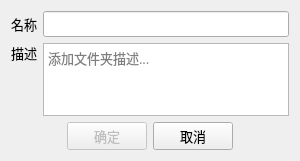
Qt form gui/dialognewfolder.ui (luckyPtr/BitmapStudio) before a commit.
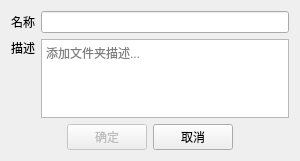
The same form after that commit.

```diff
--- a/gui/dialognewfolder.ui
+++ b/gui/dialognewfolder.ui
@@ -16,12 +16,6 @@
   <layout class="QGridLayout" name="gridLayout">
    <item row="0" column="0">
     <widget class="QLabel" name="label">
-     <property name="font">
-      <font>
-       <family>Microsoft YaHei</family>
-       <pointsize>10</pointsize>
-      </font>
-     </property>
      <property name="text">
       <string>名称</string>
      </property>
@@ -29,24 +23,12 @@
    </item>
    <item row="0" column="1">
     <widget class="QLineEdit" name="lineEditName">
-     <property name="font">
-      <font>
-       <family>Microsoft YaHei</family>
-       <pointsize>10</pointsize>
-      </font>
-     </property>
     </widget>
    </item>
    <item row="1" column="0">
     <layout class="QVBoxLayout" name="verticalLayout">
      <item>
       <widget class="QLabel" name="label_2">
-       <property name="font">
-        <font>
-         <family>Microsoft YaHei</family>
-         <pointsize>10</pointsize>
-        </font>
-       </property>
        <property name="text">
         <string>描述</string>
        </property>
@@ -69,12 +51,6 @@
    </item>
    <item row="1" column="1">
     <widget class="QTextEdit" name="textEditBrief">
-     <property name="font">
-      <font>
-       <family>Microsoft YaHei</family>
-       <pointsize>10</pointsize>
-      </font>
-     </property>
      <property name="placeholderText">
       <string>添加文件夹描述...</string>
      </property>
@@ -100,11 +76,6 @@
        <property name="enabled">
         <bool>false</bool>
        </property>
-       <property name="font">
-        <font>
-         <pointsize>10</pointsize>
-        </font>
-       </property>
        <property name="text">
         <string>确定</string>
        </property>
@@ -112,11 +83,6 @@
      </item>
      <item>
       <widget class="QPushButton" name="btnCancel">
-       <property name="font">
-        <font>
-         <pointsize>10</pointsize>
-        </font>
-       </property>
        <property name="text">
         <string>取消</string>
        </property>
```
